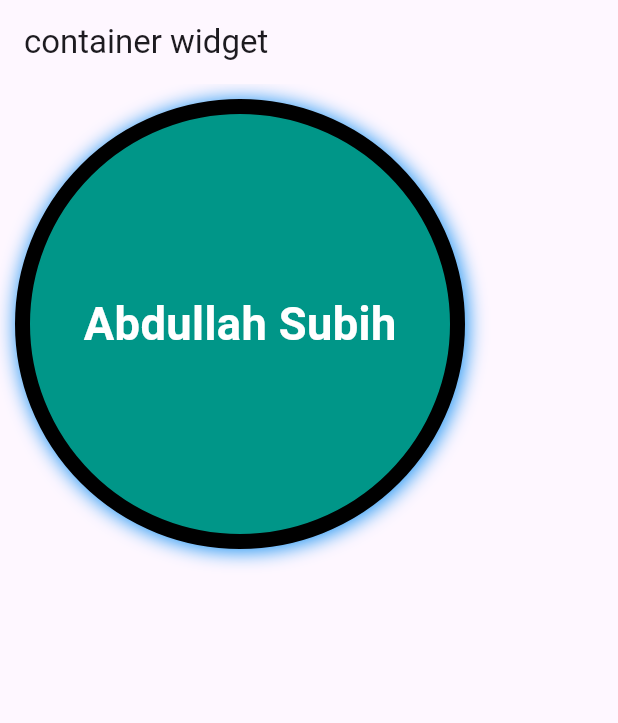
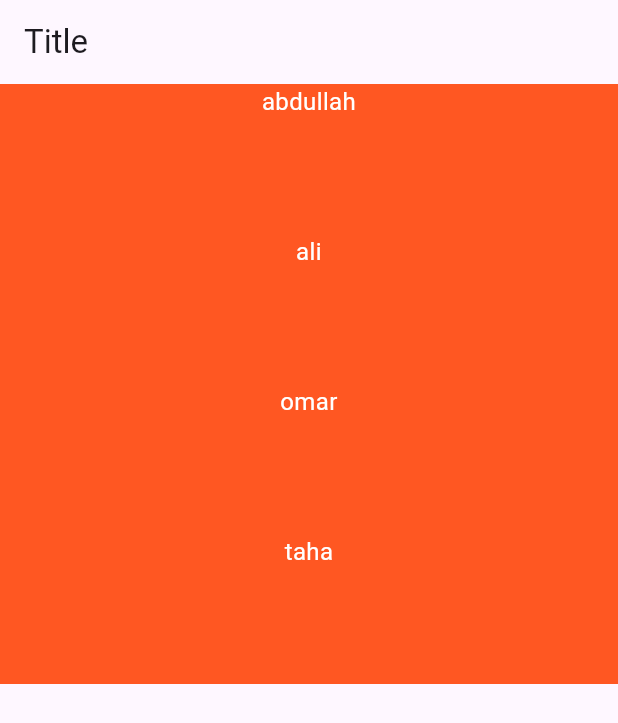
Before and after one commit to aos092/my-private-applications, a Flutter app: the screen it shows after launch, on a phone screen of 412 x 824 dp. Shown: the top 723 px of the screen. Run offline on Flutter 3.47's test engine with Material 3 defaults, Android fonts, the phone set to English and light mode, and no system bars.

```diff
--- a/lib/main.dart
+++ b/lib/main.dart
@@ -1,45 +1,40 @@
 import 'package:flutter/material.dart';
 
 void main() {
-  runApp(const MyApp());
+  runApp( MyApp());
 }
 
 class MyApp extends StatelessWidget {
-  const MyApp({super.key});
-
+   MyApp({super.key});
+   List employee =[
+     {"name" : "abdullah" ,"age" : 26 , "lastname" : "subih" ,} ,
+     {"name" : "ali" , "age" : 24 , "lastname" : "abo salem" ,} ,
+     {"name" : "omar" , "age" : 49 , "lastname" : "sabeeh" ,} ,
+     {"name" : "taha" , "age" : 45 , "lastname" : "sabeeh" ,} ,
+     {"name" : "saleh" , "age" : 31 , "lastname" : "sabeeh" ,} ,
+     {"name" : "tarqr" , "age" : 12 , "lastname" : "sabeeh" ,} ,
+     {"name" : "fahd" , "age" : 64 , "lastname" : "sabeeh" ,} ,
+  ];
   @override
   Widget build(BuildContext context) {
     return MaterialApp(
-      home: Scaffold(
-        appBar: AppBar(title: const Text("container widget")),
+    home: Scaffold(
+        appBar: AppBar(title: const Text("Title")),
         body: Container(
-          decoration: BoxDecoration(
-            //alignment: Alignment.center,
-            color: Colors.teal,
-            borderRadius: const BorderRadius.all(Radius.circular(4000) ),
-            border: Border.all(color: Colors.black, width: 10),
-            boxShadow: const [
-              BoxShadow(
-                color: Colors.blue,
-                offset: Offset(1, 1),
-                spreadRadius: 1,
-                blurRadius: 10,
-              ),
-            ],
+          height: 400,
+          child: ListView.builder(
+            itemCount: employee.length,
+            itemBuilder: (context,i){
+              return Container(
+                height: 100,
+                color: Colors.deepOrange,
+                child: Text(employee[i]['name'],
+                textAlign: TextAlign.center,
+                style: TextStyle(fontSize: 16 ,color: Colors.white),));
+
+            },
           ),
-          width: 300,
-          height: 300,
-          alignment: Alignment.center,
-          margin: const EdgeInsets.all(10),
-          padding: const EdgeInsets.all(20),
-          child: const Text(
-            "Abdullah Subih",
-            style: TextStyle(
-              color: Colors.white,
-              fontSize: 30.2,
-              fontWeight: FontWeight.bold,
-            ),
-          ),
+
         ),
       ),
     );
```
